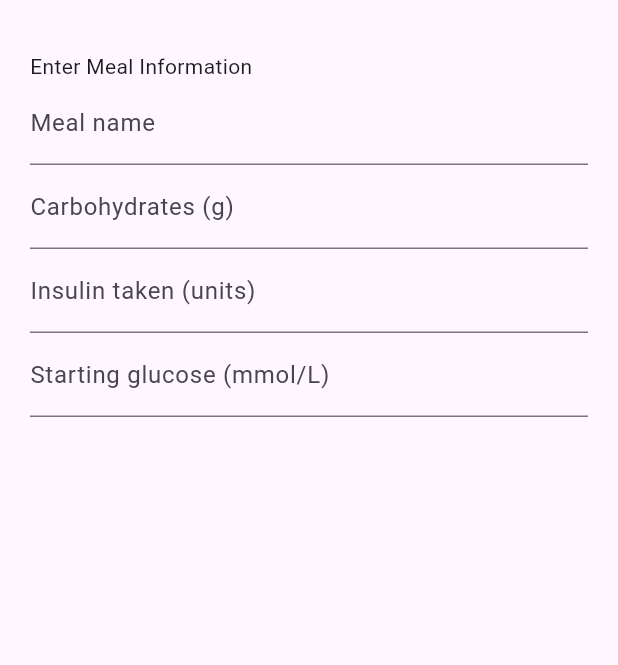
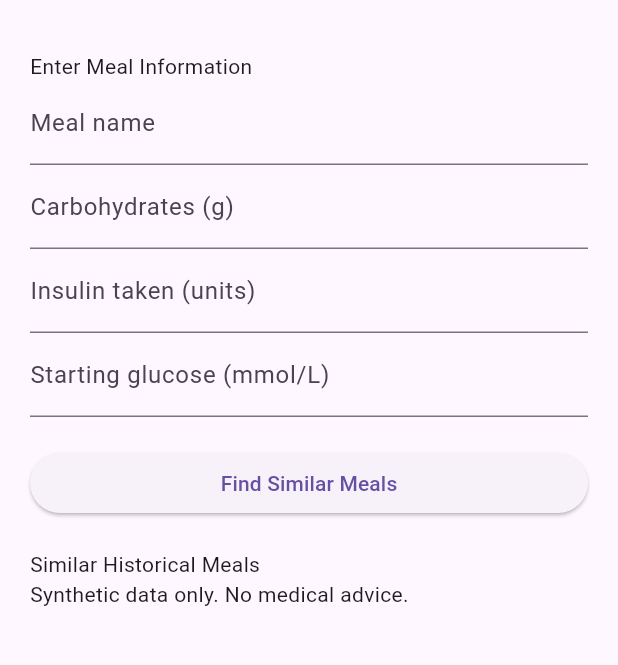
Before and after one commit to Vladbr99/Diabetes-Pattern-Tracker-Assistant, a Flutter app: the screen it shows after launch, on a phone screen of 412 x 824 dp, the part 63-728 px from its top. Run offline on Flutter 3.47's test engine with Material 3 defaults, Android fonts, the phone set to English and light mode, and no system bars.

Commit message:
Integrate KNN with meal interface and synthetic data
Added five synthetic meal records, connected the interface to the improved KNN algorithm, implemented input validation and displayed the three most similar historical meals

```diff
--- /dev/null
+++ b/Flutter Project/diabetes_pattern_tracker/lib/data/synthetic_data.dart
@@ -0,0 +1,60 @@
+import '../models/meal.dart';
+
+class SyntheticData {
+
+  //returns example historical meals
+  static List<Meal> getMeals() {
+    return [
+      Meal(
+        name: 'Pasta',
+        carbs: 60,
+        insulin: 5,
+        preGlucose: 6.0,
+        glucose1h: 8.1,
+        glucose2h: 9.2,
+        glucose3h: 7.4,
+        dateTime: DateTime(2026, 11, 20),
+      ),
+      Meal(
+        name: 'Rice',
+        carbs: 65,
+        insulin: 5,
+        preGlucose: 6.2,
+        glucose1h: 8.5,
+        glucose2h: 9.8,
+        glucose3h: 7.8,
+        dateTime: DateTime(2026, 11, 19),
+      ),
+      Meal(
+        name: 'Sandwich',
+        carbs: 30,
+        insulin: 3,
+        preGlucose: 5.5,
+        glucose1h: 6.5,
+        glucose2h: 7.0,
+        glucose3h: 6.0,
+        dateTime: DateTime(2026, 11, 18),
+      ),
+      Meal(
+        name: 'Pizza',
+        carbs: 70,
+        insulin: 6,
+        preGlucose: 6.1,
+        glucose1h: 9.0,
+        glucose2h: 10.0,
+        glucose3h: 8.0,
+        dateTime: DateTime(2026, 11, 17),
+      ),
+      Meal(
+        name: 'Salad',
+        carbs: 15,
+        insulin: 2,
+        preGlucose: 5.2,
+        glucose1h: 5.8,
+        glucose2h: 6.0,
+        glucose3h: 5.5,
+        dateTime: DateTime(2026, 11, 16),
+      ),
+    ];
+  }
+}
--- a/Flutter Project/diabetes_pattern_tracker/lib/main.dart
+++ b/Flutter Project/diabetes_pattern_tracker/lib/main.dart
@@ -1,4 +1,7 @@
 import 'package:flutter/material.dart';
+import 'models/meal.dart';
+import 'services/knn_service.dart';
+import 'data/synthetic_data.dart';
 
 void main() {
   runApp(const MyApp());
@@ -33,6 +36,12 @@ class _HomePageState extends State<HomePage> {
   final insulinController = TextEditingController();
   final glucoseController = TextEditingController();
 
+  //load historical meals and KNN
+  final history = SyntheticData.getMeals();
+  final knn = KNNService();
+
+  List<Meal> results = [];
+
   //release controllers
   @override
   void dispose() {
@@ -41,6 +50,43 @@ class _HomePageState extends State<HomePage> {
     insulinController.dispose();
     glucoseController.dispose();
     super.dispose();
+  }
+
+  //find similar historical meals
+  void findMeals() {
+    double? carbs = double.tryParse(carbsController.text);
+    double? insulin = double.tryParse(insulinController.text);
+    double? glucose = double.tryParse(glucoseController.text);
+
+    //validate meal information
+    if (nameController.text.trim().isEmpty ||
+        carbs == null || !carbs.isFinite || carbs < 0 ||
+        insulin == null || !insulin.isFinite || insulin < 0 ||
+        glucose == null || !glucose.isFinite || glucose <= 0) {
+      ScaffoldMessenger.of(context).showSnackBar(
+        const SnackBar(
+          content: Text('Please enter valid meal information'),
+        ),
+      );
+      return;
+    }
+
+    //create a meal for comparison
+    Meal meal = Meal(
+      name: nameController.text,
+      carbs: carbs,
+      insulin: insulin,
+      preGlucose: glucose,
+      glucose1h: double.nan,
+      glucose2h: double.nan,
+      glucose3h: double.nan,
+      dateTime: DateTime.now(),
+    );
+
+    //update similar meal results
+    setState(() {
+      results = knn.findSimilarMealsImproved(meal, history);
+    });
   }
 
   //displays the interface
@@ -74,6 +120,32 @@ class _HomePageState extends State<HomePage> {
             controller: glucoseController,
             decoration: const InputDecoration(labelText: 'Starting glucose (mmol/L)'),
           ),
+
+          const SizedBox(height: 20),
+
+          ElevatedButton(
+            onPressed: findMeals,
+            child: const Text('Find Similar Meals'),
+          ),
+
+          const SizedBox(height: 20),
+
+          const Text('Similar Historical Meals'),
+
+          //display similar meals
+          for (Meal meal in results)
+            Card(
+              child: ListTile(
+                title: Text(meal.name),
+                subtitle: Text(
+                  'Carbohydrates: ${meal.carbs}g\n'
+                  'Insulin taken: ${meal.insulin} units\n'
+                  'Starting glucose: ${meal.preGlucose} mmol/L',
+                ),
+              ),
+            ),
+
+          const Text('Synthetic data only. No medical advice.'),
         ],
       ),
     );
```
